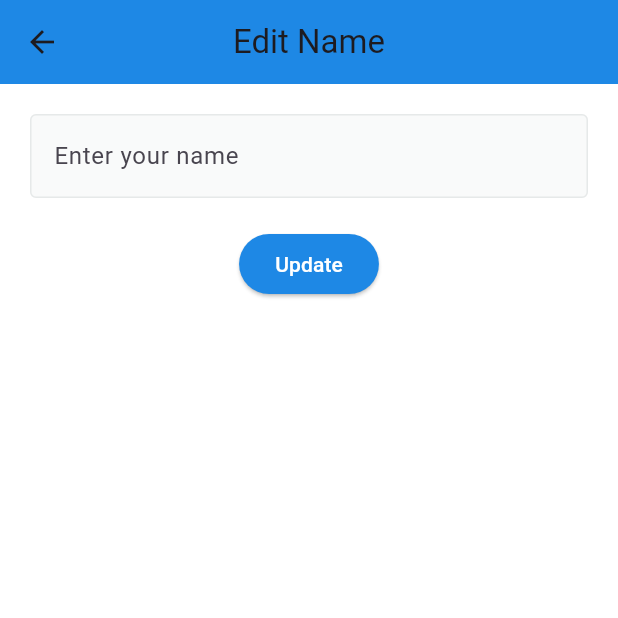
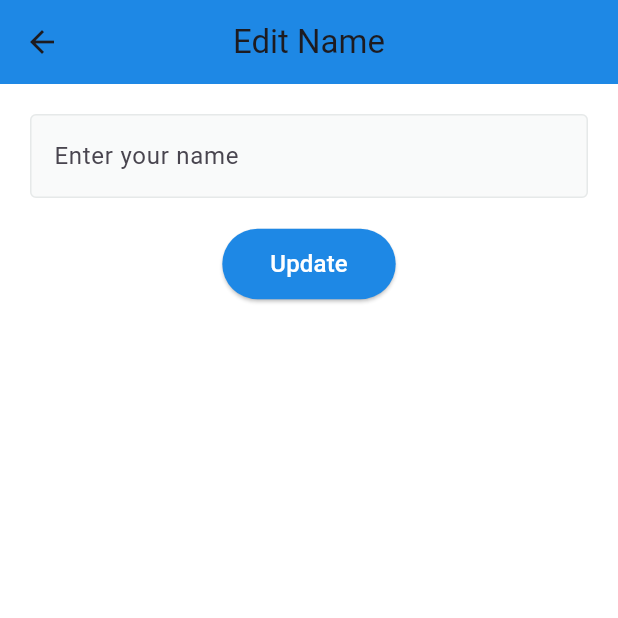
Before and after one commit to Abdelrahmanhani13/E_Market, a Flutter app: the EditName screen opened directly, on a phone screen of 412 x 824 dp, the top half of it. Run offline on Flutter 3.47's test engine with Material 3 defaults, Android fonts, the phone set to English and light mode, and no system bars; our stand-ins replace bloc, cached_network_image, flutter_bloc, flutter_rating_bar, gap, google_nav_bar and 2 more; accounts and stored records are empty.

Commit message:
update user name

```diff
--- a/lib/features/auth/presentation/widgets/edit_name.dart
+++ b/lib/features/auth/presentation/widgets/edit_name.dart
@@ -1,10 +1,27 @@
 import 'package:e_market/core/utils/app_colors.dart';
 import 'package:e_market/core/widgets/custom_text_form_field.dart';
+import 'package:e_market/features/auth/presentation/manager/cubit/authentication_cubit.dart';
 import 'package:flutter/material.dart';
+import 'package:flutter_bloc/flutter_bloc.dart';
 import 'package:gap/gap.dart';
 
-class EditName extends StatelessWidget {
+class EditName extends StatefulWidget {
   const EditName({super.key});
+
+  @override
+  State<EditName> createState() => _EditNameState();
+}
+
+class _EditNameState extends State<EditName> {
+  // Controller عشان ناخد القيمة من الـ TextField
+  final _nameController = TextEditingController();
+
+  @override
+  void dispose() {
+    // مهم: نظف الـ controller لما الصفحة تقفل
+    _nameController.dispose();
+    super.dispose();
+  }
 
   @override
   Widget build(BuildContext context) {
@@ -15,25 +32,93 @@ class EditName extends StatelessWidget {
         surfaceTintColor: Colors.white,
         backgroundColor: AppColors.primaryColor,
       ),
-      body: Column(
+      body: BlocConsumer<AuthenticationCubit, AuthenticationState>(
+        // listener: عشان نسمع للتغييرات
+        listener: (context, state) {
+          if (state is GetUserDataSuccess) {
+            // لما التحديث ينجح
+            ScaffoldMessenger.of(context).showSnackBar(
+              const SnackBar(
+                content: Text('Name updated successfully! ✅'),
+                backgroundColor: Colors.green,
+              ),
+            );
+            // ارجع للصفحة اللي قبلها
+            Navigator.pop(context);
+          }
+
+          if (state is GetUserDataFailure) {
+            // لو حصل خطأ
+            ScaffoldMessenger.of(context).showSnackBar(
+              SnackBar(
+                content: Text('Error: ${state.message}'),
+
+              ),
+            );
+          }
+        },
+        // builder: عشان نعرض الـ UI
+        builder: (context, state) {
+          // لو بنحمّل (بنحدّث البيانات)
+          if (state is GetUserDataSuccess) {
+            return const Center(
+              child: Column(
+                mainAxisAlignment: MainAxisAlignment.center,
                 children: [
-          Gap(20),
+                  CircularProgressIndicator(),
+                  SizedBox(height: 16),
+                  Text('Updating...'),
+                ],
+              ),
+            );
+          }
+
+          // الـ UI العادي
+          return Column(
+            children: [
+              const Gap(20),
               Padding(
                 padding: const EdgeInsets.symmetric(horizontal: 20),
                 child: CustomTextFormField(
+                  controller: _nameController, // ✅ ربط الـ controller
                   keyboardType: TextInputType.name,
                   hintText: 'Enter your name',
                 ),
               ),
-          Gap(20),
+              const Gap(20),
               ElevatedButton(
-            onPressed: () {},
+                onPressed: () {
+                  // تحقق إن الـ name مش فاضي
+                  if (_nameController.text.trim().isEmpty) {
+                    ScaffoldMessenger.of(context).showSnackBar(
+                      const SnackBar(
+                        content: Text('Please enter a name'),
+                        backgroundColor: Colors.orange,
+                      ),
+                    );
+                    return;
+                  }
+
+                  // ✅ نادي على updateUser من الـ Cubit
+                  context.read<AuthenticationCubit>().updateUser({
+                    'name': _nameController.text.trim(),
+                  });
+                },
                 style: ElevatedButton.styleFrom(
                   backgroundColor: AppColors.primaryColor,
+                  padding: const EdgeInsets.symmetric(
+                    horizontal: 32,
+                    vertical: 12,
                   ),
-            child: Text('Update',style: TextStyle(color: Colors.white),),
+                ),
+                child: const Text(
+                  'Update',
+                  style: TextStyle(color: Colors.white, fontSize: 16),
+                ),
               ),
             ],
+          );
+        },
       ),
     );
   }
```
Also changed, not shown: lib/features/auth/presentation/manager/cubit/authentication_cubit.dart (+17 -0 lines). Lines whose indentation alone changed are shown as unchanged.
